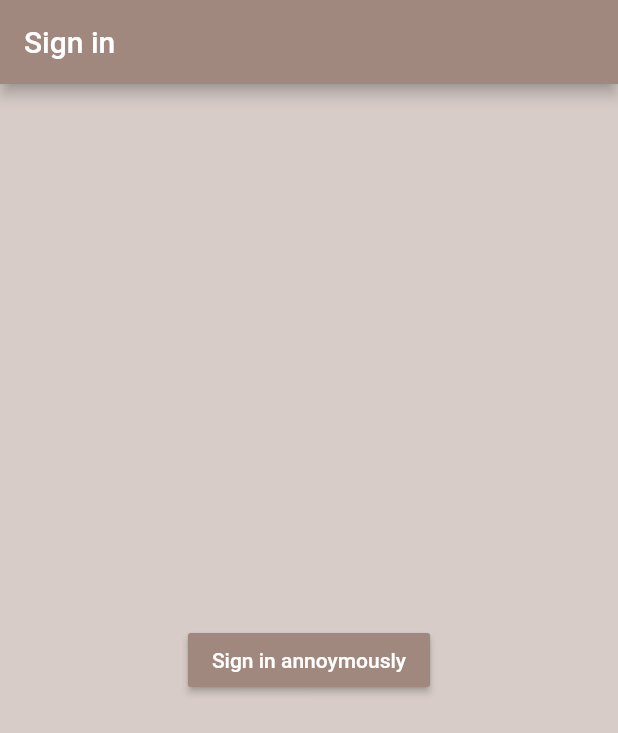
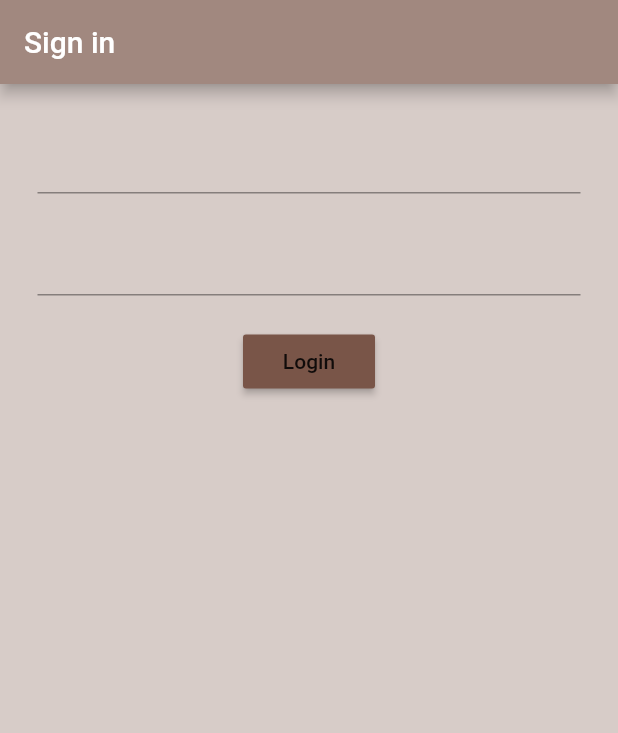
Before and after one commit to 0x4bd0/grabACoffee, a Flutter app: the screen it shows after launch, on a phone screen of 412 x 824 dp. Shown: the top 733 px of the screen. Run offline on Flutter 3.47's test engine with Material 2 defaults, Android fonts, the phone set to English and light mode, and no system bars; our stand-ins replace firebase_auth; accounts and stored records are empty.

Commit message:
login screen

```diff
--- a/lib/screens/auth/sign_in.dart
+++ b/lib/screens/auth/sign_in.dart
@@ -9,6 +9,8 @@ class SignIn extends StatefulWidget {
 class _SignInState extends State<SignIn> {
 
   final AuthService _auth = AuthService();
+  String email = '';
+  String password = '';
 
   @override
   Widget build(BuildContext context) {
@@ -19,13 +21,39 @@ class _SignInState extends State<SignIn> {
         title: Text('Sign in'),
         ),
       body: Center(
-        child : RaisedButton(
-          color : Colors.brown[300],
-          child : Text('Sign in annoymously', style:TextStyle( color :Colors.white)),
-          onPressed: () async{
-            dynamic res  = await _auth.singInAnony();
-          },
-        )
+        child : Container(
+          padding: EdgeInsets.all(25),
+          child: Form(child:
+             Column(
+               children : <Widget>[
+               TextFormField(
+                 onChanged: (value) {
+                   setState(() {
+                     email = value;
+                   });
+                 },
+               ),
+               SizedBox(height : 20),
+               TextFormField(
+                 onChanged: (value) {
+                   setState(() {
+                     password = value;
+                   });
+                 },
+                 obscureText: true,
+               ),
+               SizedBox(height : 20),
+               RaisedButton(
+                 color : Colors.brown[500],
+                 child : Text('Login'),
+                 onPressed: () async{
+                 print(email);
+                 },
+               )
+               ]
+             )
+          ,),
+        ),
       ),
     );
   }
```
